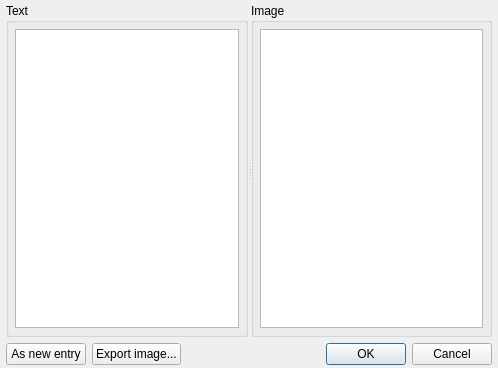
Old version of the form src/edititem.ui in the repository mneuroth/Cliphist2.
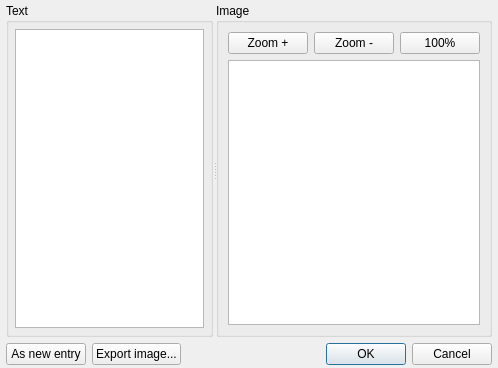
New version of the form.

Commit message: Added support to zoom in and out of image

```diff
--- a/src/edititem.ui
+++ b/src/edititem.ui
@@ -59,12 +59,34 @@
        <string>Image</string>
       </property>
       <layout class="QGridLayout" name="gridLayout_3">
-       <property name="margin">
-        <number>6</number>
-       </property>
-       <item row="0" column="0">
+       <item row="1" column="0">
         <widget class="QGraphicsView" name="graphicsView"/>
        </item>
+       <item row="0" column="0">
+        <layout class="QHBoxLayout" name="horizontalLayout">
+         <item>
+          <widget class="QPushButton" name="btnZoomMinus">
+           <property name="text">
+            <string>Zoom +</string>
+           </property>
+          </widget>
+         </item>
+         <item>
+          <widget class="QPushButton" name="btnZoomPlus">
+           <property name="text">
+            <string>Zoom -</string>
+           </property>
+          </widget>
+         </item>
+         <item>
+          <widget class="QPushButton" name="btnZoom100">
+           <property name="text">
+            <string>100%</string>
+           </property>
+          </widget>
+         </item>
+        </layout>
+       </item>
       </layout>
      </widget>
     </widget>
```
Left out of the diff: 65 changed lines with no effect on the pictures. The commit also changes 2 other files.
